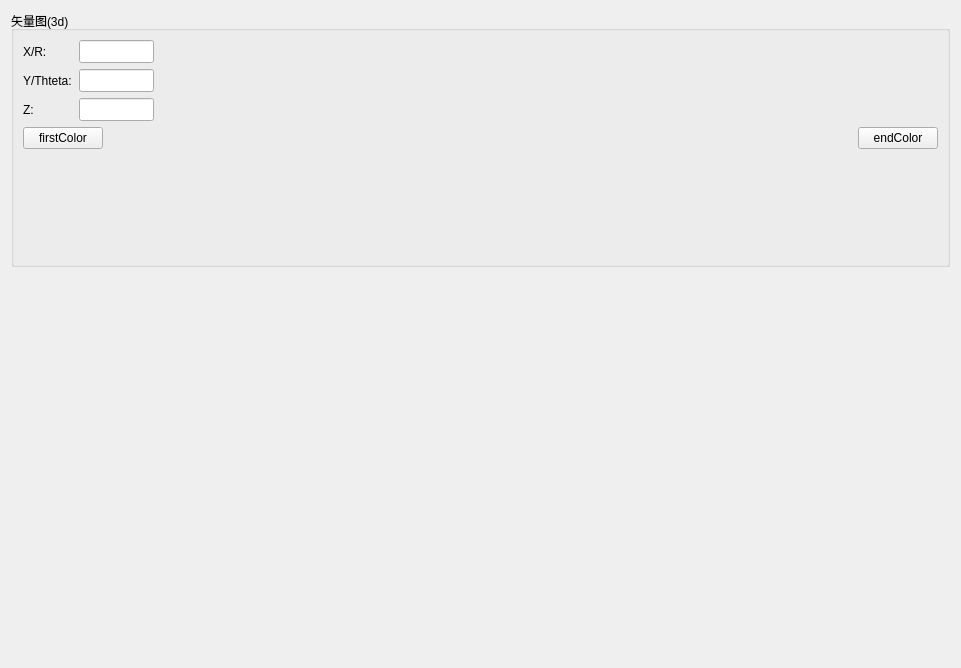
Above: src/DataVisualization/3D/Vector3dConfigWidget.ui from BeQuiet1228/FreeCAD before the change. Below: the same form after it.
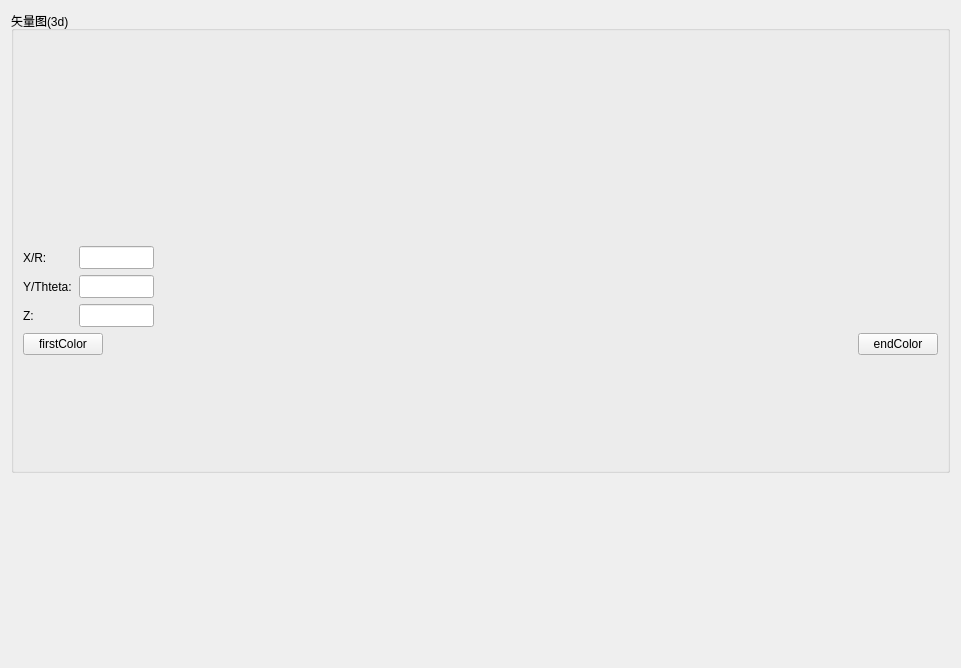
That is the form after the change.

Diff of the .ui file:
```diff
--- a/src/DataVisualization/3D/Vector3dConfigWidget.ui
+++ b/src/DataVisualization/3D/Vector3dConfigWidget.ui
@@ -20,7 +20,23 @@
       <string>矢量图(3d)</string>
      </property>
      <layout class="QFormLayout" name="formLayout">
-      <item row="0" column="0">
+      <item row="0" column="0" colspan="2">
+       <widget class="QWidget" name="topWidget" native="true">
+        <property name="minimumSize">
+         <size>
+          <width>0</width>
+          <height>200</height>
+         </size>
+        </property>
+        <property name="maximumSize">
+         <size>
+          <width>16777215</width>
+          <height>200</height>
+         </size>
+        </property>
+       </widget>
+      </item>
+      <item row="1" column="0">
        <widget class="QLabel" name="label">
         <property name="minimumSize">
          <size>
@@ -39,7 +55,7 @@
         </property>
        </widget>
       </item>
-      <item row="0" column="1">
+      <item row="1" column="1">
        <widget class="QLineEdit" name="xGridInc">
         <property name="minimumSize">
          <size>
@@ -55,7 +71,7 @@
         </property>
        </widget>
       </item>
-      <item row="1" column="0">
+      <item row="2" column="0">
        <widget class="QLabel" name="label_2">
         <property name="minimumSize">
          <size>
@@ -74,7 +90,7 @@
         </property>
        </widget>
       </item>
-      <item row="1" column="1">
+      <item row="2" column="1">
        <widget class="QLineEdit" name="yGridInc">
         <property name="minimumSize">
          <size>
@@ -90,7 +106,7 @@
         </property>
        </widget>
       </item>
-      <item row="2" column="0">
+      <item row="3" column="0">
        <widget class="QLabel" name="label_3">
         <property name="minimumSize">
          <size>
@@ -109,7 +125,7 @@
         </property>
        </widget>
       </item>
-      <item row="2" column="1">
+      <item row="3" column="1">
        <widget class="QLineEdit" name="zGridInc">
         <property name="minimumSize">
          <size>
@@ -125,7 +141,7 @@
         </property>
        </widget>
       </item>
-      <item row="3" column="0" colspan="2">
+      <item row="4" column="0" colspan="2">
        <layout class="QHBoxLayout" name="horizontalLayout_5">
         <item>
          <widget class="QPushButton" name="firstColorBtn">
@@ -156,7 +172,7 @@
         </item>
        </layout>
       </item>
-      <item row="4" column="0" colspan="2">
+      <item row="5" column="0" colspan="2">
        <widget class="QWidget" name="colorBar" native="true">
         <property name="minimumSize">
          <size>
@@ -183,7 +199,7 @@
      <property name="sizeHint" stdset="0">
       <size>
        <width>20</width>
-       <height>391</height>
+       <height>185</height>
       </size>
      </property>
     </spacer>
```
